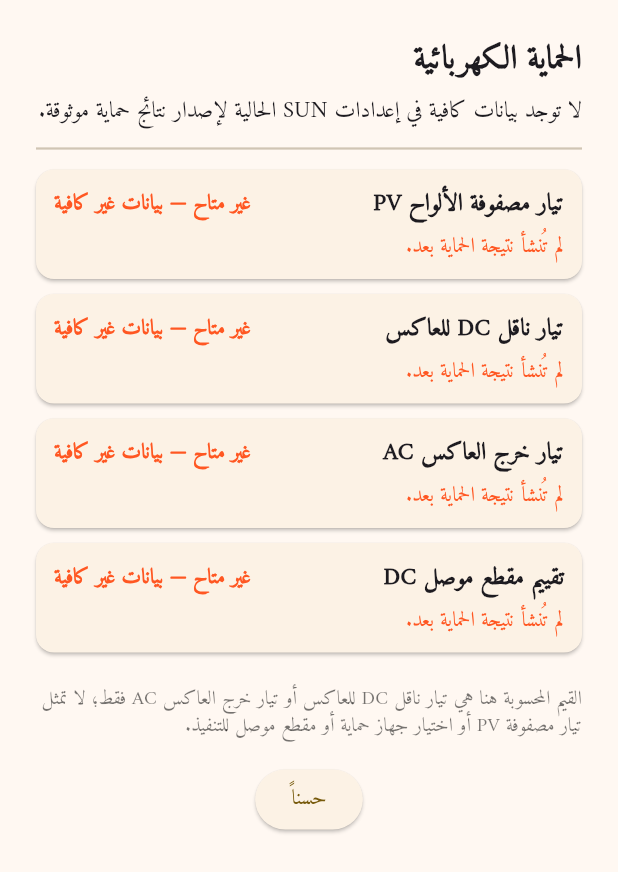
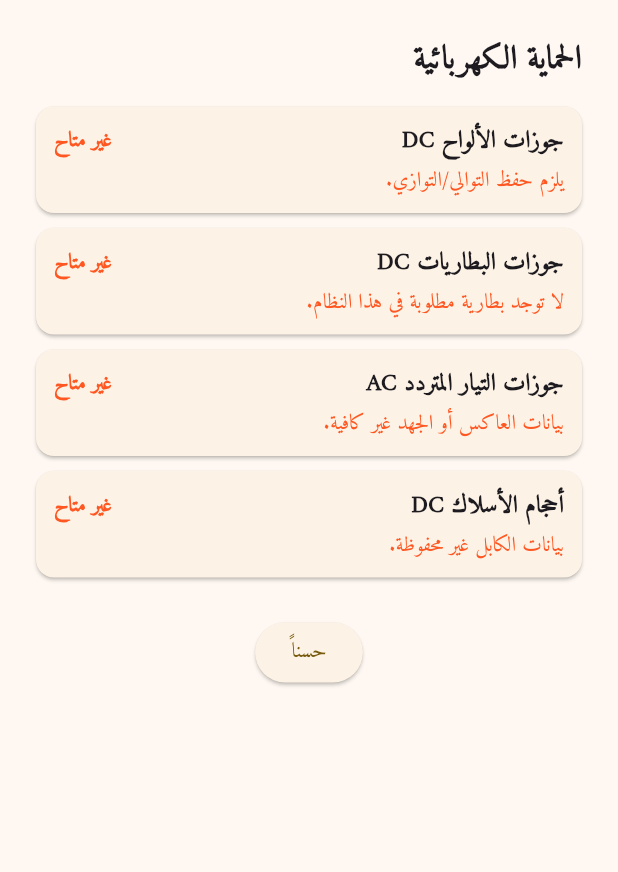
Before and after one commit to techtouchAI/SUN-, a Flutter app: the SafetyAuditDetails widget shown alone on an empty page, opened directly with empty values, on a phone screen of 412 x 824 dp. Shown: the top 872 px of the screen. Run offline on Flutter 3.47's test engine with Material 3 defaults, Android fonts, the phone set to English and light mode, and no system bars; our stand-ins replace dio, fl_chart, flutter_riverpod, google_fonts, open_filex, package_info_plus and 4 more; accounts and stored records are empty; network calls fail.

Commit message:
fix: simplify protection summary

```diff
--- a/lib/models/safety_audit_model.dart
+++ b/lib/models/safety_audit_model.dart
@@ -9,10 +9,10 @@ enum ProtectionResultKind {
 
 extension ProtectionResultKindLabels on ProtectionResultKind {
   String get labelAr => switch (this) {
-    ProtectionResultKind.pvArrayCurrent => 'تيار مصفوفة الألواح PV',
-    ProtectionResultKind.inverterDcBusCurrent => 'تيار ناقل DC للعاكس',
-    ProtectionResultKind.inverterAcOutputCurrent => 'تيار خرج العاكس AC',
-    ProtectionResultKind.dcConductorSize => 'تقييم مقطع موصل DC',
+    ProtectionResultKind.pvArrayCurrent => 'جوزات الألواح DC',
+    ProtectionResultKind.inverterDcBusCurrent => 'جوزات البطاريات DC',
+    ProtectionResultKind.inverterAcOutputCurrent => 'جوزات التيار المتردد AC',
+    ProtectionResultKind.dcConductorSize => 'أحجام الأسلاك DC',
   };
 }
 
@@ -101,6 +101,22 @@ class SafetyProtectionResult {
     final decimals = value! >= 100 ? 0 : 1;
     return '${value!.toStringAsFixed(decimals)} $unit';
   }
+
+  String get conciseStatusAr {
+    if (isCalculated) return displayValueAr;
+    return status == ProtectionResultStatus.notApplicable
+        ? 'غير منطبق'
+        : 'غير متاح';
+  }
+
+  String get conciseReasonAr => switch (kind) {
+    ProtectionResultKind.pvArrayCurrent => 'يلزم حفظ التوالي/التوازي.',
+    ProtectionResultKind.inverterDcBusCurrent =>
+      'لا توجد بطارية مطلوبة في هذا النظام.',
+    ProtectionResultKind.inverterAcOutputCurrent =>
+      'بيانات العاكس أو الجهد غير كافية.',
+    ProtectionResultKind.dcConductorSize => 'بيانات الكابل غير محفوظة.',
+  };
 }
 
 class SafetyAuditReport {
--- a/lib/widgets/safety_audit_details.dart
+++ b/lib/widgets/safety_audit_details.dart
@@ -21,23 +21,9 @@ class SafetyAuditDetails extends StatelessWidget {
                 'الحماية الكهربائية',
                 style: TextStyle(fontSize: 22, fontWeight: FontWeight.bold),
               ),
-              const SizedBox(height: 8),
-              Text(
-                report.summaryAr,
-                style: const TextStyle(fontSize: 15, height: 1.45),
-              ),
-              const Divider(height: 28, thickness: 1.5),
+              const SizedBox(height: 16),
               for (final result in report.presentationResults)
                 _ProtectionResultRow(result: result),
-              const SizedBox(height: 12),
-              const Text(
-                'القيم المحسوبة هنا هي تيار ناقل DC للعاكس أو تيار خرج العاكس AC فقط؛ لا تمثل تيار مصفوفة PV أو اختيار جهاز حماية أو مقطع موصل للتنفيذ.',
-                style: TextStyle(
-                  fontSize: 13,
-                  color: Colors.black54,
-                  height: 1.4,
-                ),
-              ),
               const SizedBox(height: 16),
               Align(
                 alignment: Alignment.center,
@@ -58,16 +44,6 @@ class _ProtectionResultRow extends StatelessWidget {
   final SafetyProtectionResult result;
 
   const _ProtectionResultRow({required this.result});
-
-  bool get _traceAddsInformation {
-    if (result.trace.isEmpty) return false;
-    if (result.isCalculated) return true;
-    return result.trace.any(
-      (entry) =>
-          entry.stageAr != 'Validation' ||
-          entry.messageAr != result.unavailableReasonAr,
-    );
-  }
 
   @override
   Widget build(BuildContext context) {
@@ -97,31 +73,17 @@ class _ProtectionResultRow extends StatelessWidget {
                   ),
                 ),
                 Text(
-                  result.displayValueAr,
+                  result.conciseStatusAr,
                   textDirection: TextDirection.ltr,
                   style: TextStyle(color: color, fontWeight: FontWeight.bold),
                 ),
               ],
             ),
-            if (!result.isCalculated &&
-                result.unavailableReasonAr.isNotEmpty) ...[
-              const SizedBox(height: 7),
+            if (!result.isCalculated) ...[
+              const SizedBox(height: 5),
               Text(
-                result.unavailableReasonAr,
+                result.conciseReasonAr,
                 style: TextStyle(color: color, height: 1.35),
-              ),
-            ],
-            if (_traceAddsInformation) ...[
-              const SizedBox(height: 4),
-              ExpansionTile(
-                tilePadding: EdgeInsets.zero,
-                title: const Text(
-                  'تفاصيل فنية',
-                  style: TextStyle(fontSize: 13, fontWeight: FontWeight.w600),
-                ),
-                children: [
-                  for (final entry in result.trace) _TraceRow(entry: entry),
-                ],
               ),
             ],
           ],
@@ -130,51 +92,3 @@ class _ProtectionResultRow extends StatelessWidget {
     );
   }
 }
-
-class _TraceRow extends StatelessWidget {
-  final SafetyAuditTraceEntry entry;
-
-  const _TraceRow({required this.entry});
-
-  @override
-  Widget build(BuildContext context) {
-    return Padding(
-      padding: const EdgeInsets.only(bottom: 8),
-      child: Directionality(
-        key: ValueKey('protection-trace-${entry.stageAr}'),
-        textDirection: TextDirection.rtl,
-        child: Row(
-          crossAxisAlignment: CrossAxisAlignment.start,
-          children: [
-            Container(
-              margin: const EdgeInsets.only(left: 8),
-              padding: const EdgeInsets.symmetric(horizontal: 8, vertical: 3),
-              decoration: BoxDecoration(
-                color: Colors.black.withValues(alpha: 0.06),
-                borderRadius: BorderRadius.circular(6),
-              ),
-              child: Text(
-                entry.stageLabelAr,
-                style: const TextStyle(
-                  fontSize: 12,
-                  fontWeight: FontWeight.w700,
-                ),
-              ),
-            ),
-            Expanded(
-              child: Text(
-                entry.messageAr,
-                textAlign: TextAlign.right,
-                style: const TextStyle(
-                  fontSize: 13,
-                  color: Colors.black87,
-                  height: 1.4,
-                ),
-              ),
-            ),
-          ],
-        ),
-      ),
-    );
-  }
-}
--- a/ota_release.json
+++ b/ota_release.json
@@ -1,5 +1,5 @@
 {
-  "version": "1.0.34+2579",
-  "message": "تصحيح تكرار نتائج الحماية وتنظيم سجل التدقيق العربي بصورة واضحة.",
-  "updatedAt": "2026-08-24T20:00:00.000Z"
+  "version": "1.0.35+2580",
+  "message": "تبسيط نافذة الحماية إلى القواطع والأسلاك الأربع فقط.",
+  "updatedAt": "2026-08-24T22:00:00.000Z"
 }
--- a/pubspec.yaml
+++ b/pubspec.yaml
@@ -16,7 +16,7 @@ publish_to: 'none' # Remove this line if you wish to publish to pub.dev
 # https://developer.apple.com/library/archive/documentation/General/Reference/InfoPlistKeyReference/Articles/CoreFoundationKeys.html
 # In Windows, build-name is used as the major, minor, and patch parts
 # of the product and file versions while build-number is used as the build suffix.
-version: 1.0.34+2579
+version: 1.0.35+2580
 
 environment:
   sdk: ^3.11.0
```
Also changed, not shown: 3 other files.
